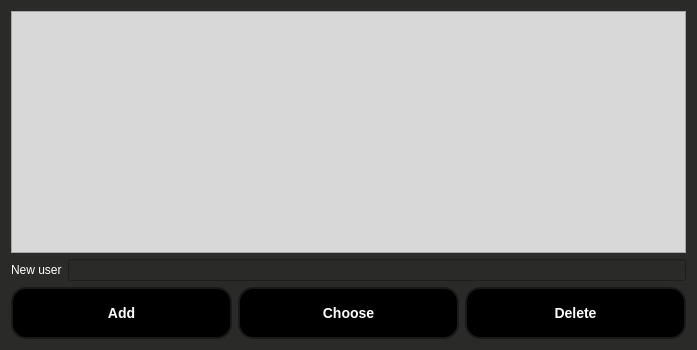
Before: the Qt Designer form usersmanipulation.ui in tompavlo/Arcades, drawn with Qt 5.
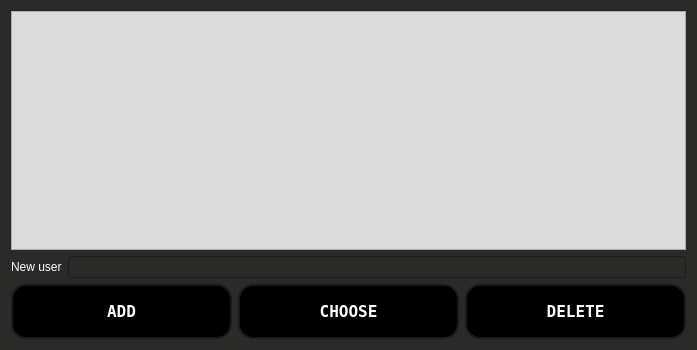
After: the same form once the commit is applied.

Diff of the .ui file:
```diff
--- a/usersmanipulation.ui
+++ b/usersmanipulation.ui
@@ -18,16 +18,10 @@
   </property>
   <layout class="QVBoxLayout" name="verticalLayout">
    <item>
-    <widget class="QListView" name="listView">
-     <property name="sizePolicy">
-      <sizepolicy hsizetype="Ignored" vsizetype="Expanding">
-       <horstretch>0</horstretch>
-       <verstretch>0</verstretch>
-      </sizepolicy>
-     </property>
+    <widget class="QTableView" name="tableView">
      <property name="styleSheet">
-      <string notr="true">background-color:rgb(216,216,216);
-</string>
+      <string notr="true">background-color:rgb(220,220,220);
+text-align: center;</string>
      </property>
     </widget>
    </item>
@@ -57,13 +51,20 @@
     <layout class="QHBoxLayout" name="horizontalLayout">
      <item alignment="Qt::AlignBottom">
       <widget class="QPushButton" name="pushButton">
+       <property name="font">
+        <font>
+         <family>Fixedsys</family>
+         <pointsize>-1</pointsize>
+         <fontweight>DemiBold</fontweight>
+        </font>
+       </property>
        <property name="styleSheet">
         <string notr="true">QPushButton{
   background-color: #000000;
   border: 2px solid #1A1A1A;
   border-radius: 15px;
   color: #FFFFFF;
-  font-size: 14px;
+  font-size: 16px;
   font-weight: 600;
   margin: 0;
   min-height: 14px;
@@ -90,19 +91,26 @@
 }</string>
        </property>
        <property name="text">
-        <string>Add</string>
+        <string>ADD</string>
        </property>
       </widget>
      </item>
      <item alignment="Qt::AlignBottom">
       <widget class="QPushButton" name="pushButton_2">
+       <property name="font">
+        <font>
+         <family>Fixedsys</family>
+         <pointsize>-1</pointsize>
+         <fontweight>DemiBold</fontweight>
+        </font>
+       </property>
        <property name="styleSheet">
         <string notr="true">QPushButton{
   background-color: #000000;
   border: 2px solid #1A1A1A;
   border-radius: 15px;
   color: #FFFFFF;
-  font-size: 14px;
+  font-size: 16px;
   font-weight: 600;
   margin: 0;
   min-height: 14px;
@@ -129,19 +137,26 @@
 }</string>
        </property>
        <property name="text">
-        <string>Choose</string>
+        <string>CHOOSE</string>
        </property>
       </widget>
      </item>
      <item alignment="Qt::AlignBottom">
       <widget class="QPushButton" name="pushButton_3">
+       <property name="font">
+        <font>
+         <family>Fixedsys</family>
+         <pointsize>-1</pointsize>
+         <fontweight>DemiBold</fontweight>
+        </font>
+       </property>
        <property name="styleSheet">
         <string notr="true">QPushButton{
   background-color: #000000;
   border: 2px solid #1A1A1A;
   border-radius: 15px;
   color: #FFFFFF;
-  font-size: 14px;
+  font-size: 16px;
   font-weight: 600;
   margin: 0;
   min-height: 14px;
@@ -168,7 +183,7 @@
 }</string>
        </property>
        <property name="text">
-        <string>Delete</string>
+        <string>DELETE</string>
        </property>
       </widget>
      </item>
```
